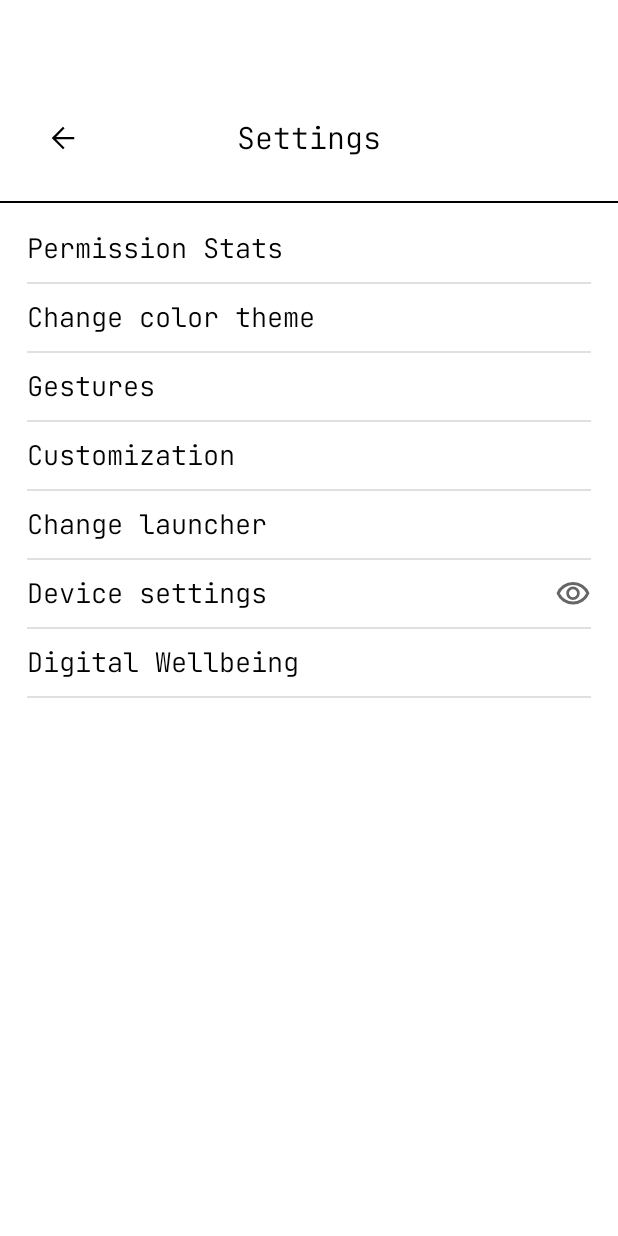
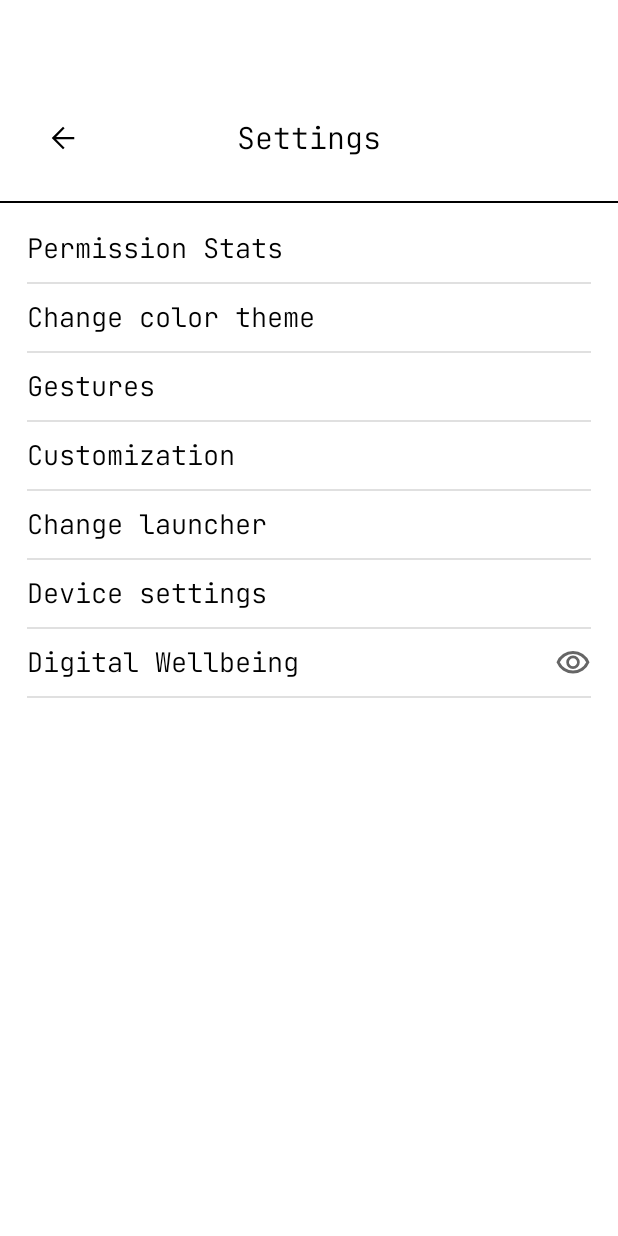
Before and after one commit to Dhekshith4113/Void-Lite, an Android app: the SettingsActivity screen opened directly, with no data from a screen before it, on a phone screen of 412 x 824 dp. Run offline under Robolectric (Android 15) with nearby library versions, the phone set to English and light mode, and no system bars.

Commit message:
Initial Commit

```diff
--- a/app/src/main/java/com/example/voidlite/SettingsActivity.kt
+++ b/app/src/main/java/com/example/voidlite/SettingsActivity.kt
@@ -111,7 +111,7 @@ class SettingsActivity : AppCompatActivity() {
             options
         ) {
             override fun getView(position: Int, convertView: View?, parent: ViewGroup): View {
-                if (position == options.size - 2) {
+                if (position == options.size - 1) {
                     appUsageView = LayoutInflater.from(context).inflate(R.layout.app_usage_layout, parent, false)
                     val visibleLayout: ConstraintLayout = appUsageView.findViewById(R.id.visibleLayout)
                     visibilityToggle = appUsageView.findViewById(R.id.visibilityToggle)
```
